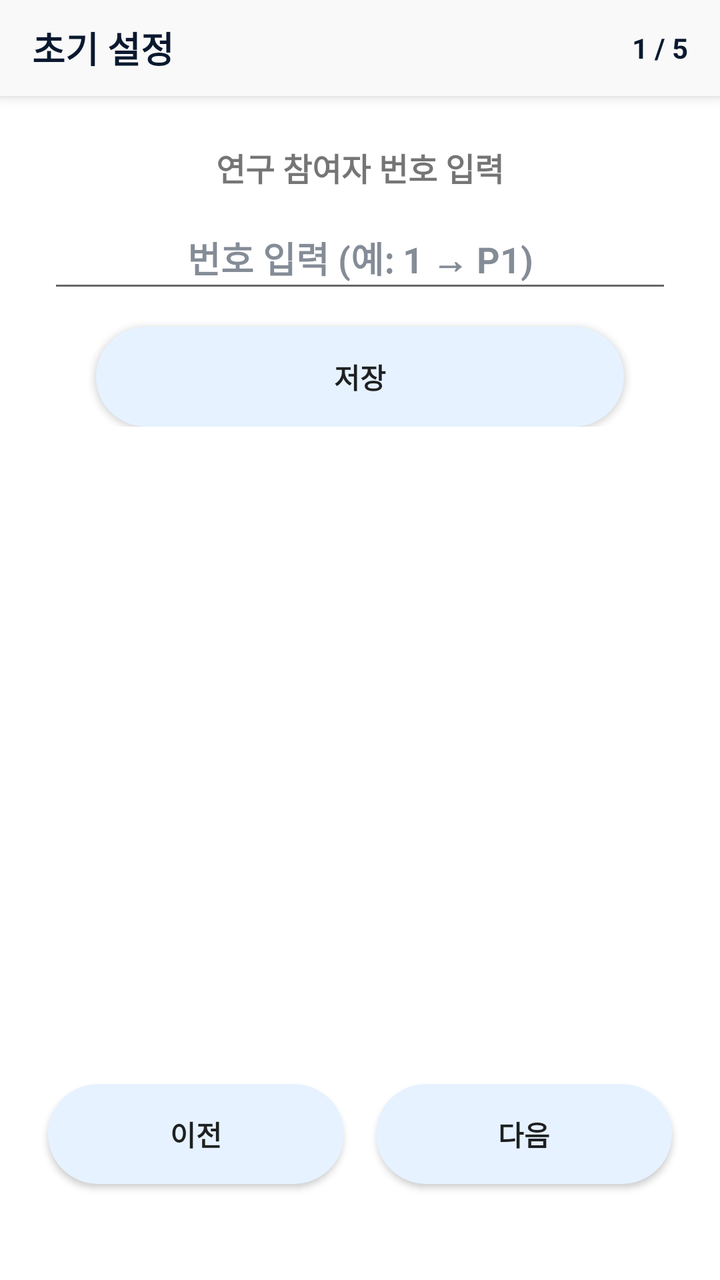
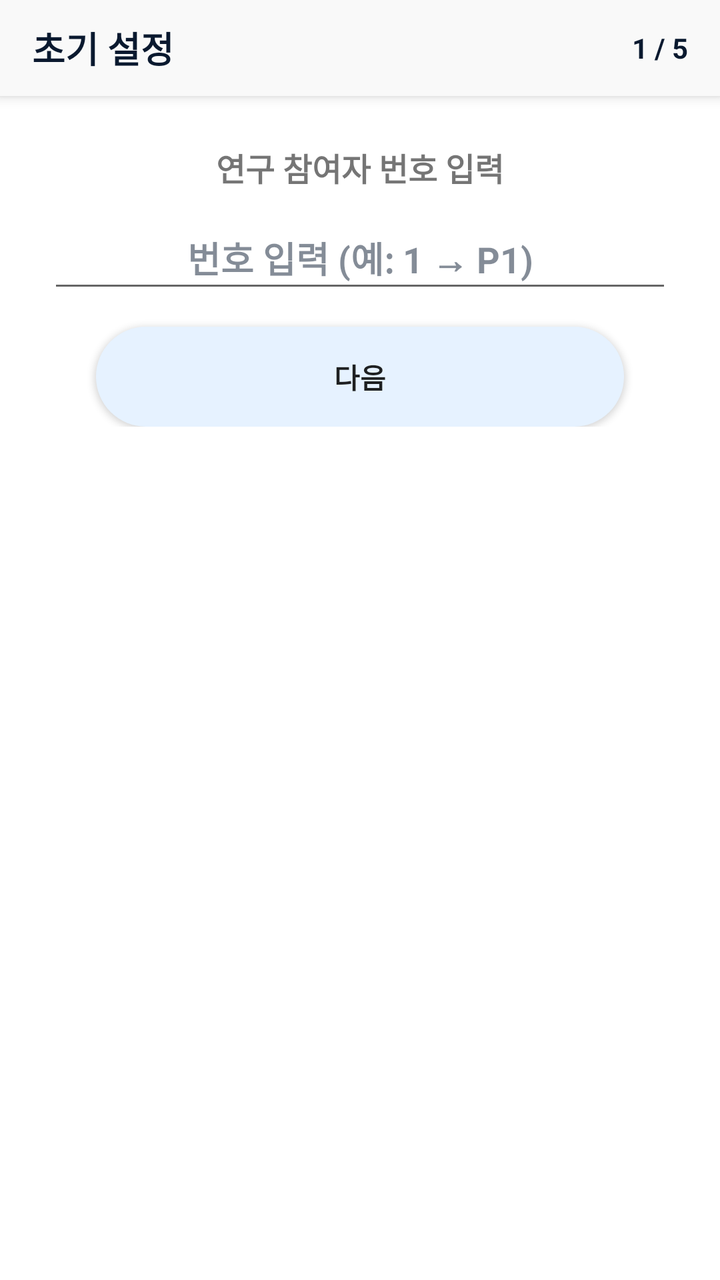

Two renders of the same Android screen: before a commit and after it. Below are the layout's source before the change and the commit's diff.
<!-- AndroidManifest.xml: activity theme Theme.ArgueWithAi -->
<!-- res/layout/activity_onboarding.xml -->
<?xml version="1.0" encoding="utf-8"?>
<LinearLayout xmlns:android="http://schemas.android.com/apk/res/android"
    xmlns:app="http://schemas.android.com/apk/res-auto"
    android:layout_width="match_parent"
    android:layout_height="match_parent"
    android:background="@android:color/white"
    android:fitsSystemWindows="true"
    android:orientation="vertical">

    <RelativeLayout
        android:id="@+id/topBar"
        android:layout_width="match_parent"
        android:layout_height="48dp"
        android:background="#F9F9F9"
        android:elevation="4dp"
        android:paddingHorizontal="16dp">

        <TextView
            android:layout_width="wrap_content"
            android:layout_height="wrap_content"
            android:layout_centerVertical="true"
            android:layout_alignParentStart="true"
            android:text="초기 설정"
            android:textColor="#0A192F"
            android:textSize="18sp"
            android:textStyle="bold" />

        <TextView
            android:id="@+id/tvStepProgress"
            android:layout_width="wrap_content"
            android:layout_height="wrap_content"
            android:layout_centerVertical="true"
            android:layout_alignParentEnd="true"
            android:text="1 / 5"
            android:textColor="#0A192F"
            android:textSize="14sp"
            android:textStyle="bold" />
    </RelativeLayout>

    <ScrollView
        android:layout_width="match_parent"
        android:layout_height="0dp"
        android:layout_weight="1"
        android:fillViewport="true">

        <LinearLayout
            android:layout_width="match_parent"
            android:layout_height="wrap_content"
            android:orientation="vertical"
            android:padding="24dp"
            android:gravity="center_horizontal">

            
            <LinearLayout
                android:id="@+id/stepName"
                android:layout_width="match_parent"
                android:layout_height="wrap_content"
                android:orientation="vertical"
                android:gravity="center"
                android:visibility="visible">

                <TextView
                    android:layout_width="wrap_content"
                    android:layout_height="wrap_content"
                    android:text="연구 참여자 번호 입력"
                    android:textStyle="bold"
                    android:textSize="16sp"
                    android:layout_marginBottom="8dp"/>

                <EditText
                    android:id="@+id/etNameInput"
                    android:layout_width="match_parent"
                    android:layout_height="wrap_content"
                    android:minHeight="48dp"
                    android:hint="번호 입력 (예: 1 → P1)"
                    android:inputType="number"
                    android:textStyle="bold"
                    android:textColorHint="#800A192F"
                    android:gravity="center"
                    android:layout_marginBottom="12dp"/>

                <Button
                    android:id="@+id/btnSaveName"
                    android:layout_width="match_parent"
                    android:layout_height="50dp"
                    android:layout_marginHorizontal="24dp"
                    android:text="저장"
                    android:textStyle="bold"
                    android:background="@drawable/bg_button_blue"
                    app:backgroundTint="@null" />
            </LinearLayout>

            
            <LinearLayout
                android:id="@+id/stepOverlay"
                android:layout_width="match_parent"
                android:layout_height="wrap_content"
                android:orientation="vertical"
                android:gravity="center"
                android:visibility="gone">

                <TextView
                    android:layout_width="wrap_content"
                    android:layout_height="wrap_content"
                    android:text="오버레이 권한을 허용해주세요."
                    android:textStyle="bold"
                    android:textSize="16sp"
                    android:textAlignment="center"
                    android:layout_marginBottom="8dp" />
                <TextView
                    android:id="@+id/tvOverlayStatus"
                    android:layout_width="wrap_content"
                    android:layout_height="wrap_content"
                    android:text="상태: 확인 중..."
                    android:textStyle="bold"
                    android:layout_marginBottom="12dp" />
                <Button
                    android:id="@+id/btnOverlay"
                    android:layout_width="match_parent"
                    android:layout_height="50dp"
                    android:layout_marginHorizontal="24dp"
                    android:text="오버레이 권한 설정"
                    android:textStyle="bold"
                    android:background="@drawable/bg_button_blue"
                    app:backgroundTint="@null" />
            </LinearLayout>

            
            <LinearLayout
                android:id="@+id/stepAccessibility"
                android:layout_width="match_parent"
                android:layout_height="wrap_content"
                android:orientation="vertical"
                android:gravity="center"
                android:visibility="gone">

                <TextView
                    android:layout_width="wrap_content"
                    android:layout_height="wrap_content"
                    android:text="숏폼 사용 감지를 위해\n접근성 서비스 활성화가 필요합니다."
                    android:textAlignment="center"
                    android:textStyle="bold"
                    android:textSize="16sp"
                    android:layout_marginBottom="8dp" />
                <TextView
                    android:id="@+id/tvAccessibilityStatus"
                    android:layout_width="wrap_content"
                    android:layout_height="wrap_content"
                    android:text="상태: 확인 중..."
                    android:textStyle="bold"
                    android:layout_marginBottom="12dp" />
                <Button
                    android:id="@+id/btnAccessibility"
                    android:layout_width="match_parent"
                    android:layout_height="50dp"
                    android:layout_marginHorizontal="24dp"
                    android:text="접근성 서비스 설정"
                    android:textStyle="bold"
                    android:background="@drawable/bg_button_blue"
                    app:backgroundTint="@null" />
            </LinearLayout>

            
            <LinearLayout
                android:id="@+id/stepPip"
                android:layout_width="match_parent"
                android:layout_height="wrap_content"
                android:orientation="vertical"
                android:gravity="center"
                android:visibility="gone">

                <TextView
                    android:layout_width="wrap_content"
                    android:layout_height="wrap_content"
                    android:text="PIP(화면 속 화면) 권한을 꺼주세요."
                    android:textSize="16sp"
                    android:textStyle="bold"
                    android:textAlignment="center"
                    android:layout_marginBottom="12dp" />
                <Button
                    android:id="@+id/btnPipYoutube"
                    android:layout_width="match_parent"
                    android:layout_height="50dp"
                    android:layout_marginHorizontal="24dp"
                    android:text="유튜브 PIP 설정"
                    android:layout_marginBottom="8dp"
                    android:textStyle="bold"
                    android:background="@drawable/bg_button_blue"
                    app:backgroundTint="@null" />
                <Button
                    android:id="@+id/btnPipInstagram"
                    android:layout_width="match_parent"
                    android:layout_height="50dp"
                    android:layout_marginHorizontal="24dp"
                    android:text="인스타그램 PIP 설정"
                    android:layout_marginBottom="8dp"
                    android:textStyle="bold"
                    android:background="@drawable/bg_button_blue"
                    app:backgroundTint="@null" />
                <TextView
                    android:layout_width="wrap_content"
                    android:layout_height="wrap_content"
                    android:layout_marginTop="8dp"
                    android:text="두 앱 모두 PIP 권한을 끄면\n다음 버튼이 나타납니다."
                    android:textSize="13sp"
                    android:textColor="#800A192F"
                    android:textAlignment="center" />
            </LinearLayout>

            
            <LinearLayout
                android:id="@+id/stepType"
                android:layout_width="match_parent"
                android:layout_height="wrap_content"
                android:orientation="vertical"
                android:gravity="center"
                android:visibility="gone">

                <TextView
                    android:layout_width="wrap_content"
                    android:layout_height="wrap_content"
                    android:text="개입 타입 설정"
                    android:textStyle="bold"
                    android:textAlignment="center"
                    android:textSize="16sp"
                    android:layout_marginBottom="12dp" />
                <EditText
                    android:id="@+id/etTypeInput"
                    android:layout_width="match_parent"
                    android:layout_height="wrap_content"
                    android:hint="0, 1, 2 입력"
                    android:textStyle="bold"
                    android:textColor="#0A192F"
                    android:textColorHint="#800A192F"
                    android:inputType="number"
                    android:gravity="center"
                    android:layout_marginBottom="12dp" />
                <Button
                    android:id="@+id/btnSaveType"
                    android:layout_width="match_parent"
                    android:layout_height="50dp"
                    android:layout_marginHorizontal="24dp"
                    android:text="저장"
                    android:textStyle="bold"
                    android:background="@drawable/bg_button_blue"
                    app:backgroundTint="@null" />
            </LinearLayout>

        </LinearLayout>
    </ScrollView>

    
    <TextView
        android:id="@+id/tvServerStatus"
        android:layout_width="match_parent"
        android:layout_height="wrap_content"
        android:paddingHorizontal="24dp"
        android:gravity="center"
        android:text=""
        android:textSize="13sp"
        android:textColor="#0A192F" />

    
    <LinearLayout
        android:layout_width="match_parent"
        android:layout_height="wrap_content"
        android:orientation="horizontal"
        android:paddingHorizontal="24dp"
        android:paddingTop="16dp"
        android:paddingBottom="48dp"
        android:clipToPadding="false"
        android:clipChildren="false">

        <Button
            android:id="@+id/btnPrev"
            android:layout_width="0dp"
            android:layout_height="50dp"
            android:layout_weight="1"
            android:layout_marginEnd="8dp"
            android:text="이전"
            android:textStyle="bold"
            android:background="@drawable/bg_button_blue"
            app:backgroundTint="@null" />

        <Button
            android:id="@+id/btnNext"
            android:layout_width="0dp"
            android:layout_height="50dp"
            android:layout_marginStart="8dp"
            android:layout_weight="1"
            android:background="@drawable/bg_button_blue"
            android:text="다음"
            android:textStyle="bold"
            app:backgroundTint="@null" />
    </LinearLayout>
</LinearLayout>
<!-- resources referenced by this layout -->
<resources>
  <!-- drawable bg_button_blue (drawable) -->
  <?xml version="1.0" encoding="utf-8"?>
  <shape xmlns:android="http://schemas.android.com/apk/res/android"
      android:shape="rectangle">
      <solid android:color="#E6F2FF" />
      <corners android:radius="50dp" />
  </shape>
  <style name="Theme.ArgueWithAi" parent="android:Theme.Material.Light.NoActionBar" />
</resources>

<!-- the commit's change to res/layout/activity_onboarding.xml (unified diff, before → after) -->
@@ -84,7 +84,7 @@
                     android:layout_width="match_parent"
                     android:layout_height="50dp"
                     android:layout_marginHorizontal="24dp"
-                    android:text="저장"
+                    android:text="다음"
                     android:textStyle="bold"
                     android:background="@drawable/bg_button_blue"
                     app:backgroundTint="@null" />
@@ -106,13 +106,6 @@
                     android:textStyle="bold"
                     android:textSize="16sp"
                     android:textAlignment="center"
-                    android:layout_marginBottom="8dp" />
-                <TextView
-                    android:id="@+id/tvOverlayStatus"
-                    android:layout_width="wrap_content"
-                    android:layout_height="wrap_content"
-                    android:text="상태: 확인 중..."
-                    android:textStyle="bold"
                     android:layout_marginBottom="12dp" />
                 <Button
                     android:id="@+id/btnOverlay"
@@ -193,18 +186,27 @@
                     android:layout_height="50dp"
                     android:layout_marginHorizontal="24dp"
                     android:text="인스타그램 PIP 설정"
-                    android:layout_marginBottom="8dp"
-                    android:textStyle="bold"
-                    android:background="@drawable/bg_button_blue"
-                    app:backgroundTint="@null" />
-                <TextView
-                    android:layout_width="wrap_content"
-                    android:layout_height="wrap_content"
-                    android:layout_marginTop="8dp"
-                    android:text="두 앱 모두 PIP 권한을 끄면\n다음 버튼이 나타납니다."
+                    android:layout_marginBottom="16dp"
+                    android:textStyle="bold"
+                    android:background="@drawable/bg_button_blue"
+                    app:backgroundTint="@null" />
+                <TextView
+                    android:layout_width="wrap_content"
+                    android:layout_height="wrap_content"
+                    android:text="두 앱 모두 PIP 권한을 껐다면 완료를 눌러주세요."
                     android:textSize="13sp"
                     android:textColor="#800A192F"
-                    android:textAlignment="center" />
+                    android:textAlignment="center"
+                    android:layout_marginBottom="12dp" />
+                <Button
+                    android:id="@+id/btnPipDone"
+                    android:layout_width="match_parent"
+                    android:layout_height="50dp"
+                    android:layout_marginHorizontal="24dp"
+                    android:text="완료"
+                    android:textStyle="bold"
+                    android:background="@drawable/bg_button_blue"
+                    app:backgroundTint="@null" />
             </LinearLayout>
 
             
@@ -240,7 +242,7 @@
                     android:layout_width="match_parent"
                     android:layout_height="50dp"
                     android:layout_marginHorizontal="24dp"
-                    android:text="저장"
+                    android:text="저장하고 시작하기"
                     android:textStyle="bold"
                     android:background="@drawable/bg_button_blue"
                     app:backgroundTint="@null" />
@@ -248,49 +250,4 @@
 
         </LinearLayout>
     </ScrollView>
-
-    
-    <TextView
-        android:id="@+id/tvServerStatus"
-        android:layout_width="match_parent"
-        android:layout_height="wrap_content"
-        android:paddingHorizontal="24dp"
-        android:gravity="center"
-        android:text=""
-        android:textSize="13sp"
-        android:textColor="#0A192F" />
-
-    
-    <LinearLayout
-        android:layout_width="match_parent"
-        android:layout_height="wrap_content"
-        android:orientation="horizontal"
-        android:paddingHorizontal="24dp"
-        android:paddingTop="16dp"
-        android:paddingBottom="48dp"
-        android:clipToPadding="false"
-        android:clipChildren="false">
-
-        <Button
-            android:id="@+id/btnPrev"
-            android:layout_width="0dp"
-            android:layout_height="50dp"
-            android:layout_weight="1"
-            android:layout_marginEnd="8dp"
-            android:text="이전"
-            android:textStyle="bold"
-            android:background="@drawable/bg_button_blue"
-            app:backgroundTint="@null" />
-
-        <Button
-            android:id="@+id/btnNext"
-            android:layout_width="0dp"
-            android:layout_height="50dp"
-            android:layout_marginStart="8dp"
-            android:layout_weight="1"
-            android:background="@drawable/bg_button_blue"
-            android:text="다음"
-            android:textStyle="bold"
-            app:backgroundTint="@null" />
-    </LinearLayout>
 </LinearLayout>
